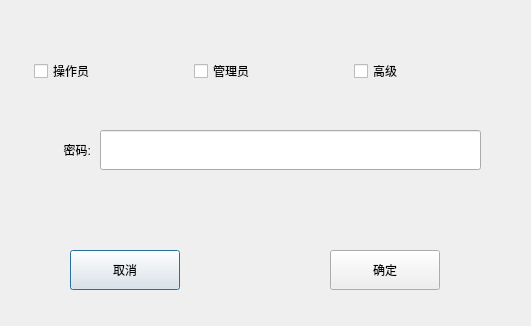
First picture: the form in dialogs/logindialog.ui, repository Jade-yun/MachineTool, before the edit.
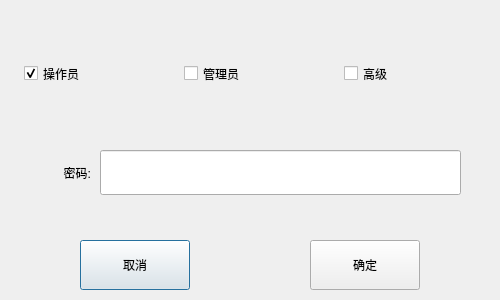
Second picture: the form after the edit. Custom widgets are drawn as their Qt base class.

What changed in the file:
```diff
--- a/dialogs/logindialog.ui
+++ b/dialogs/logindialog.ui
@@ -6,32 +6,35 @@
    <rect>
     <x>0</x>
     <y>0</y>
-    <width>531</width>
-    <height>326</height>
+    <width>500</width>
+    <height>300</height>
    </rect>
   </property>
   <property name="windowTitle">
    <string>Dialog</string>
   </property>
-  <widget class="QLineEdit" name="eidtPasswd">
+  <property name="modal">
+   <bool>false</bool>
+  </property>
+  <widget class="NumberEdit" name="editPasswd">
    <property name="geometry">
     <rect>
      <x>100</x>
-     <y>130</y>
-     <width>381</width>
-     <height>40</height>
+     <y>150</y>
+     <width>361</width>
+     <height>45</height>
     </rect>
    </property>
    <property name="minimumSize">
     <size>
      <width>0</width>
-     <height>40</height>
+     <height>45</height>
     </size>
    </property>
    <property name="maximumSize">
     <size>
      <width>16777215</width>
-     <height>40</height>
+     <height>45</height>
     </size>
    </property>
    <property name="frame">
@@ -45,21 +48,21 @@
    <property name="geometry">
     <rect>
      <x>10</x>
-     <y>130</y>
+     <y>150</y>
      <width>81</width>
-     <height>40</height>
+     <height>45</height>
     </rect>
    </property>
    <property name="minimumSize">
     <size>
      <width>0</width>
-     <height>40</height>
+     <height>45</height>
     </size>
    </property>
    <property name="maximumSize">
     <size>
      <width>16777215</width>
-     <height>40</height>
+     <height>45</height>
     </size>
    </property>
    <property name="text">
@@ -72,10 +75,10 @@
   <widget class="QPushButton" name="btnCancle">
    <property name="geometry">
     <rect>
-     <x>70</x>
-     <y>250</y>
+     <x>80</x>
+     <y>240</y>
      <width>110</width>
-     <height>40</height>
+     <height>50</height>
     </rect>
    </property>
    <property name="text">
@@ -85,10 +88,10 @@
   <widget class="QPushButton" name="btnOK">
    <property name="geometry">
     <rect>
-     <x>330</x>
-     <y>250</y>
+     <x>310</x>
+     <y>240</y>
      <width>110</width>
-     <height>40</height>
+     <height>50</height>
     </rect>
    </property>
    <property name="text">
@@ -98,10 +101,10 @@
   <widget class="QWidget" name="layoutWidget">
    <property name="geometry">
     <rect>
-     <x>20</x>
+     <x>10</x>
      <y>50</y>
      <width>491</width>
-     <height>42</height>
+     <height>47</height>
     </rect>
    </property>
    <layout class="QHBoxLayout" name="horizontalLayout">
@@ -110,18 +113,24 @@
       <property name="minimumSize">
        <size>
         <width>140</width>
-        <height>40</height>
+        <height>45</height>
        </size>
       </property>
       <property name="maximumSize">
        <size>
         <width>140</width>
-        <height>40</height>
+        <height>45</height>
        </size>
       </property>
       <property name="text">
        <string>操作员</string>
       </property>
+      <property name="checked">
+       <bool>true</bool>
+      </property>
+      <property name="autoExclusive">
+       <bool>true</bool>
+      </property>
      </widget>
     </item>
     <item>
@@ -129,13 +138,13 @@
       <property name="minimumSize">
        <size>
         <width>140</width>
-        <height>40</height>
+        <height>45</height>
        </size>
       </property>
       <property name="maximumSize">
        <size>
         <width>140</width>
-        <height>40</height>
+        <height>45</height>
        </size>
       </property>
       <property name="text">
@@ -148,13 +157,13 @@
       <property name="minimumSize">
        <size>
         <width>140</width>
-        <height>40</height>
+        <height>45</height>
        </size>
       </property>
       <property name="maximumSize">
        <size>
         <width>140</width>
-        <height>40</height>
+        <height>45</height>
        </size>
       </property>
       <property name="text">
@@ -165,6 +174,13 @@
    </layout>
   </widget>
  </widget>
+ <customwidgets>
+  <customwidget>
+   <class>NumberEdit</class>
+   <extends>QLineEdit</extends>
+   <header>customedit.h</header>
+  </customwidget>
+ </customwidgets>
  <resources/>
  <connections/>
 </ui>
```
Left out of the diff: 12 changed lines with no effect on the pictures.
